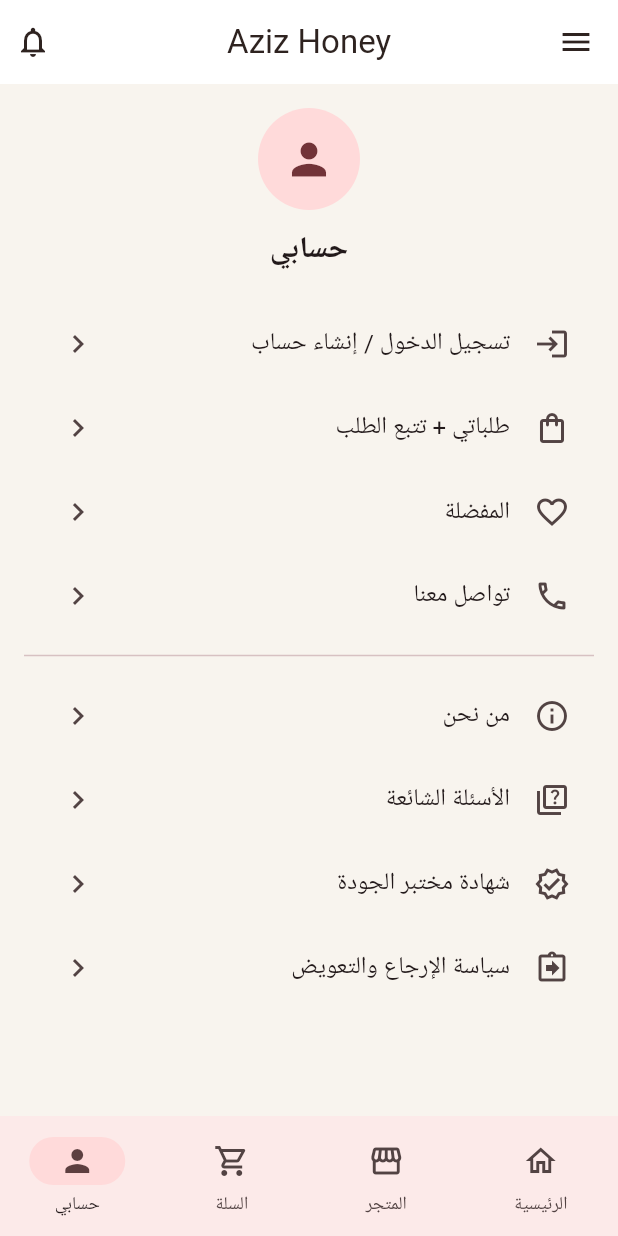
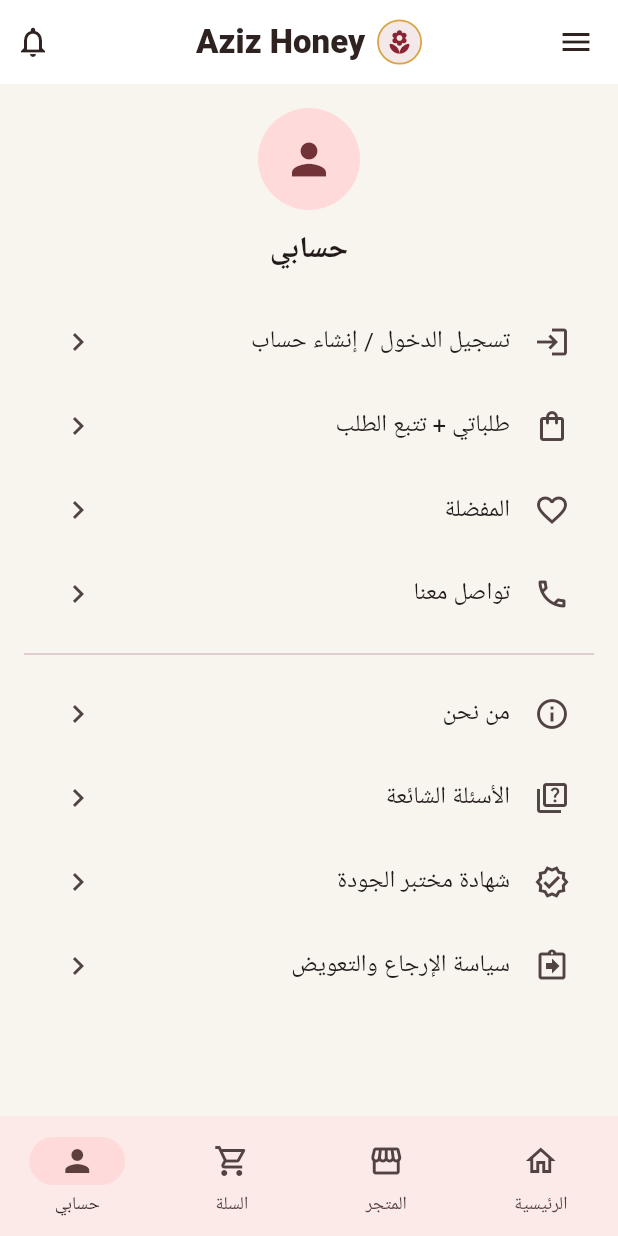
Before and after one commit to steev2058/aziz-honey-flutter-ui, a Flutter app: the screen it shows after launch, item 4 of the bottom bar chosen, on a phone screen of 412 x 824 dp. Run offline on Flutter 3.47's test engine with Material 3 defaults, Android fonts, the phone set to English and light mode, and no system bars; network calls fail.

Commit message:
chore(polish): add brand logo component, typography tuning, and assets placeholders

```diff
--- a/lib/main.dart
+++ b/lib/main.dart
@@ -15,6 +15,7 @@
 import 'screens/return_policy_screen.dart';
 import 'screens/splash_screen.dart';
 import 'widgets/brand_drawer.dart';
+import 'widgets/brand_logo.dart';
 
 void main() {
   runApp(const AzizHoneyApp());
@@ -69,7 +70,14 @@
       child: Scaffold(
         drawer: const BrandDrawer(),
         appBar: AppBar(
-          title: const Text('Aziz Honey'),
+          title: Row(
+            mainAxisSize: MainAxisSize.min,
+            children: const [
+              BrandLogo(),
+              SizedBox(width: 8),
+              Text('Aziz Honey'),
+            ],
+          ),
           actions: const [
             Padding(
               padding: EdgeInsets.symmetric(horizontal: 10),
--- a/lib/theme.dart
+++ b/lib/theme.dart
@@ -26,5 +26,10 @@
           shape: RoundedRectangleBorder(borderRadius: BorderRadius.circular(18)),
           elevation: 0,
         ),
+        textTheme: const TextTheme(
+          titleLarge: TextStyle(fontWeight: FontWeight.w800),
+          titleMedium: TextStyle(fontWeight: FontWeight.w700),
+          bodyMedium: TextStyle(height: 1.4),
+        ),
       );
 }
--- /dev/null
+++ b/lib/widgets/brand_logo.dart
@@ -0,0 +1,21 @@
+import 'package:flutter/material.dart';
+import '../theme.dart';
+
+class BrandLogo extends StatelessWidget {
+  final double size;
+  const BrandLogo({super.key, this.size = 30});
+
+  @override
+  Widget build(BuildContext context) {
+    return Container(
+      width: size,
+      height: size,
+      decoration: BoxDecoration(
+        shape: BoxShape.circle,
+        color: AzizTheme.primary.withOpacity(.1),
+        border: Border.all(color: AzizTheme.accent, width: 1.2),
+      ),
+      child: const Icon(Icons.local_florist_rounded, color: AzizTheme.primary, size: 18),
+    );
+  }
+}
--- a/pubspec.yaml
+++ b/pubspec.yaml
@@ -17,3 +17,5 @@
 
 flutter:
   uses-material-design: true
+  assets:
+    - assets/
```
Also changed, not shown: 2 other files.
